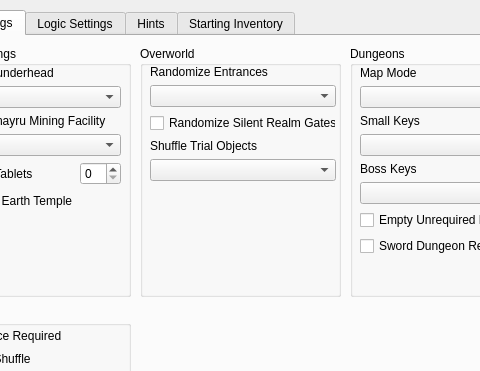
Above: gui/randogui.ui from ssrando/ssrando before the change; both pictures show x 292 to 772 and y 0 to 371 of the 1051 by 738 pixel window. Below: the same form after it.
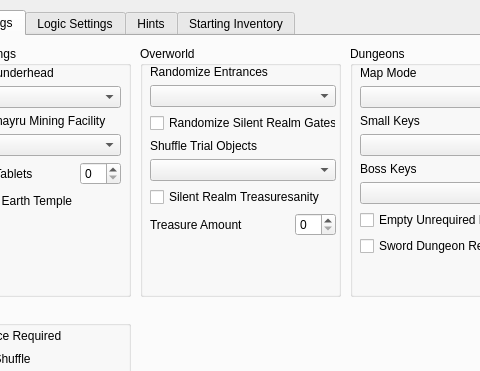
That is the form after the change.

Commit message: Add ui option for Silent Realm Treasuresanity

```diff
--- a/gui/randogui.ui
+++ b/gui/randogui.ui
@@ -1135,6 +1135,12 @@
         <height>251</height>
        </rect>
       </property>
+      <property name="maximumSize">
+       <size>
+        <width>16777215</width>
+        <height>16777215</height>
+       </size>
+      </property>
       <property name="title">
        <string>Overworld</string>
       </property>
@@ -1144,7 +1150,7 @@
          <x>10</x>
          <y>19</y>
          <width>186</width>
-         <height>221</height>
+         <height>255</height>
         </rect>
        </property>
        <layout class="QVBoxLayout" name="verticalLayout_7">
@@ -1190,6 +1196,34 @@
           </item>
          </layout>
         </item>
+        <item>
+         <widget class="QCheckBox" name="option_treasuresanity_in_silent_realm">
+          <property name="text">
+           <string>Silent Realm Treasuresanity</string>
+          </property>
+         </widget>
+        </item>
+        <item>
+         <layout class="QHBoxLayout" name="horizontalLayout_21">
+          <item>
+           <widget class="QLabel" name="label_for_option_trial_treasure_amount">
+            <property name="text">
+             <string>Treasure Amount</string>
+            </property>
+           </widget>
+          </item>
+          <item>
+           <widget class="QSpinBox" name="option_trial_treasure_amount">
+            <property name="maximumSize">
+             <size>
+              <width>41</width>
+              <height>16777215</height>
+             </size>
+            </property>
+           </widget>
+          </item>
+         </layout>
+        </item>
         <item>
          <spacer name="verticalSpacer">
           <property name="orientation">
```
The commit also changes 2 other files.
